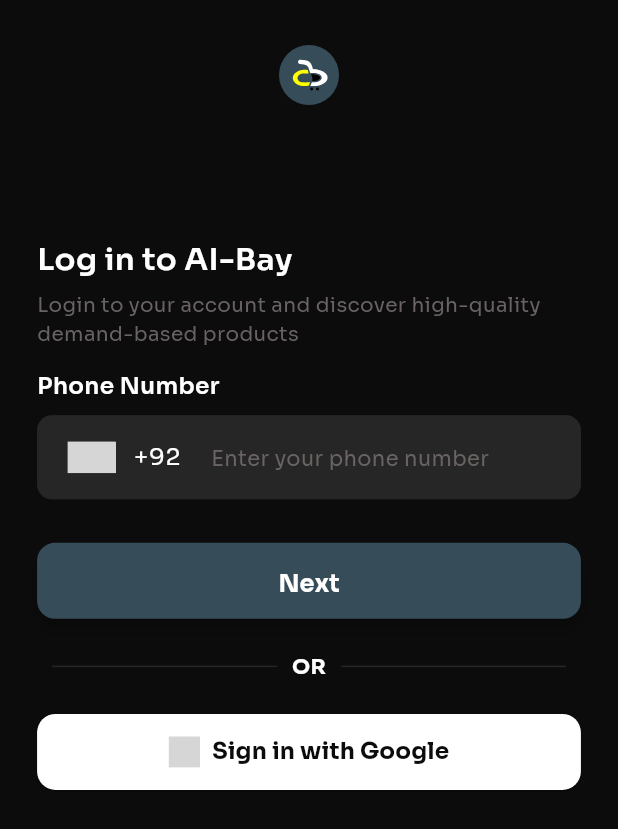
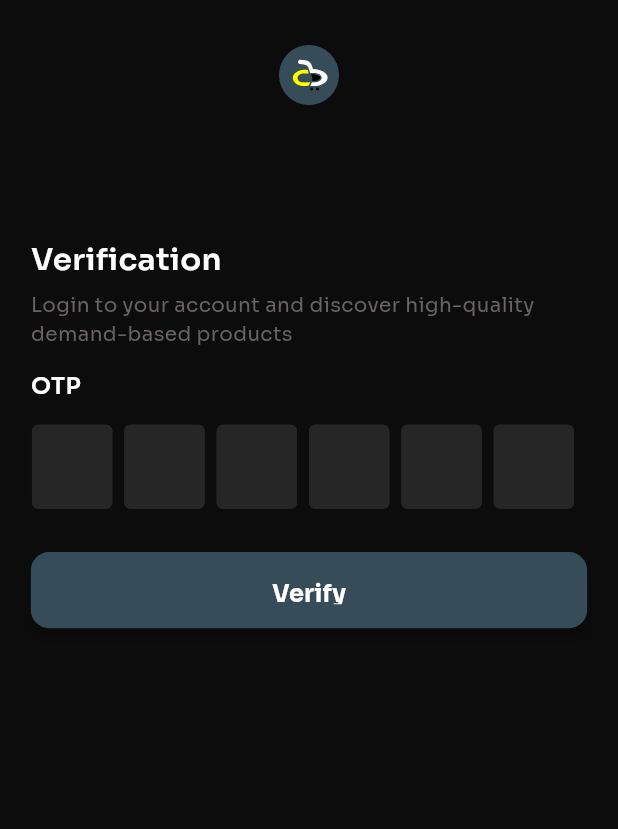
Before and after one commit to AIBay-FYP/aibay, a Flutter app: the screen it shows after launch, on a phone screen of 412 x 824 dp. Shown: the top 829 px of the screen. Run offline on Flutter 3.47's test engine with Material 3 defaults, Android fonts, the phone set to English and light mode, and no system bars; drawn by our look-alikes of flutter_otp_text_field, intl_phone_number_input; our stand-ins replace dio, firebase_auth, firebase_core, flutter_dotenv, flutter_riverpod, flutter_svg; accounts and stored records are empty; grey boxes are pictures that could not be loaded.

Commit message:
Phone Auth, Login Screen and architecture

```diff
--- a/lib/main.dart
+++ b/lib/main.dart
@@ -1,10 +1,10 @@
+import 'package:aibay/screens/otp.dart';
 import 'package:firebase_core/firebase_core.dart';
 import 'package:flutter/material.dart';
 import 'package:flutter_riverpod/flutter_riverpod.dart';
 import 'firebase_options.dart';
 import 'package:aibay/providers/theme_provider.dart';
 import 'package:aibay/screens/login.dart';
-import 'package:flutter_dotenv/flutter_dotenv.dart';
 
 
 void main() async {
@@ -25,7 +25,7 @@
     return MaterialApp(
       debugShowCheckedModeBanner: false,
       theme: theme,
-      home: LoginScreen(),
+      home: OTPScreen(),
     );
   }
 }
--- /dev/null
+++ b/lib/providers/phoneNumber.dart
@@ -0,0 +1,3 @@
+import 'package:flutter_riverpod/flutter_riverpod.dart';
+
+final phoneNumberProvider = StateProvider<String>((ref) => "");
--- a/lib/screens/home.dart
+++ b/lib/screens/home.dart
@@ -1,4 +1,3 @@
-import 'package:aibay/providers/theme_provider.dart';
 import 'package:flutter/material.dart';
 import 'package:flutter_riverpod/flutter_riverpod.dart';
 
--- /dev/null
+++ b/lib/screens/otp.dart
@@ -0,0 +1,150 @@
+import 'package:aibay/providers/auth.dart';
+import 'package:aibay/screens/home.dart';
+import 'package:aibay/theme/app_colors.dart';
+import 'package:aibay/widgets/blue_button.dart';
+import 'package:flutter/material.dart';
+import 'package:flutter_otp_text_field/flutter_otp_text_field.dart';
+import 'package:flutter_riverpod/flutter_riverpod.dart';
+import 'package:flutter_svg/svg.dart';
+// Ensure you're using go_router for navigation
+
+class OTPScreen extends ConsumerWidget {
+  const OTPScreen({super.key});
+
+  @override
+  Widget build(BuildContext context, WidgetRef ref) {
+    final theme = Theme.of(context);
+    final colorScheme = theme.colorScheme;
+    final authState = ref.watch(authControllerProvider);
+
+    // Controller to capture OTP input
+    final TextEditingController otpController = TextEditingController();
+
+    return Scaffold(
+      appBar: AppBar(
+        toolbarHeight: 100,
+        backgroundColor: colorScheme.surface,
+        centerTitle: true,
+        title: SvgPicture.asset(
+          'lib/assets/logos/bg_logo.svg',
+          height: 40,
+        ),
+      ),
+      body: SafeArea(
+        child: LayoutBuilder(
+          builder: (context, constraints) {
+            double screenWidth = constraints.maxWidth;
+            double screenHeight = constraints.maxHeight;
+
+            double paddingHorizontal = screenWidth * 0.05;
+            double paddingVertical = screenHeight * 0.08;
+            double buttonHeight = screenHeight * 0.07;
+            double fontSize = screenWidth * 0.05;
+
+            return Padding(
+              padding: EdgeInsets.symmetric(
+                horizontal: paddingHorizontal,
+                vertical: paddingVertical,
+              ),
+              child: Column(
+                crossAxisAlignment: CrossAxisAlignment.start,
+                mainAxisAlignment: MainAxisAlignment.start,
+                children: [
+                  Text(
+                    "Verification",
+                    style: TextStyle(
+                      fontWeight: FontWeight.w600,
+                      fontFamily: 'Sora',
+                      fontSize: fontSize,
+                      color: Theme.of(context).brightness == Brightness.light
+                          ? AppTheme.primaryTextColorLight
+                          : AppTheme.primaryTextColorDark,
+                    ),
+                  ),
+                  SizedBox(height: screenHeight * 0.01),
+                  Text(
+                    "Login to your account and discover high-quality demand-based products",
+                    style: TextStyle(
+                      fontWeight: FontWeight.w400,
+                      fontFamily: 'Sora',
+                      fontSize: fontSize * 0.65,
+                      color: AppTheme.secondaryTextColorDark,
+                    ),
+                  ),
+                  SizedBox(height: screenHeight * 0.02),
+                  Text(
+                    "OTP",
+                    style: TextStyle(
+                      fontWeight: FontWeight.w600,
+                      fontFamily: 'Sora',
+                      fontSize: fontSize * 0.75,
+                      color: Theme.of(context).brightness == Brightness.light
+                          ? AppTheme.primaryTextColorLight
+                          : AppTheme.primaryTextColorDark,
+                    ),
+                  ),
+
+                  SizedBox(height: screenHeight * 0.02),
+                  OtpTextField(
+                    showCursor: false,
+                    borderWidth: 2,
+                    numberOfFields: 6,
+                    fieldWidth: screenWidth * 0.13,
+                    filled: true,
+                    fillColor: colorScheme.onSecondary,
+                    showFieldAsBox: true,
+                    borderColor: colorScheme.onSecondary,
+                    enabledBorderColor: colorScheme.onSecondary,
+                    focusedBorderColor: colorScheme.primary,
+
+                    onSubmit: (String verificationCode) {
+                      otpController.text = verificationCode; // Store OTP
+                    },
+                  ),
+
+                  SizedBox(height: screenHeight * 0.04),
+
+                  SizedBox(
+                    width: double.infinity,
+                    height: buttonHeight,
+                    child: CustomBlueButton(
+                      text: "Verify",
+                      onPressed: () async {
+                        final authController =
+                            ref.read(authControllerProvider.notifier);
+                        final otp = otpController.text.trim();
+
+                        if (otp.isEmpty || otp.length < 5) {
+                          ScaffoldMessenger.of(context).showSnackBar(
+                            const SnackBar(
+                                content: Text("Please enter a valid OTP")),
+                          );
+                          return;
+                        }
+
+                        bool token = await authController.signInWithOtp(otp);
+
+                        if (token) {
+
+                          Navigator.push(context, MaterialPageRoute(builder: (context) =>
+                            HomeScreen()
+                          )); // Navigate to home screen on success
+                        } else {
+                          ScaffoldMessenger.of(context).showSnackBar(
+                            const SnackBar(
+                                content: Text("OTP Verification failed")),
+                          );
+                        }
+                      },
+                    ),
+                  ),
+                ],
+              ),
+            );
+          },
+        ),
+      ),
+      backgroundColor: colorScheme.surface,
+    );
+  }
+}
--- a/lib/widgets/blue_button.dart
+++ b/lib/widgets/blue_button.dart
@@ -11,7 +11,7 @@
   final double height;
 
   const CustomBlueButton({
-    Key? key,
+    super.key,
     required this.text,
     required this.onPressed, // Default text color is white
     this.padding = const EdgeInsets.symmetric(vertical: 16.0, horizontal: 24.0), // Default padding
@@ -19,7 +19,7 @@
     this.fontSize = 16.0, // Default font size
     this.elevation = 4.0, // Default elevation for shadow
     this.height = 50.0, // Default button height
-  }) : super(key: key);
+  });
 
   @override
   Widget build(BuildContext context) {
--- a/lib/widgets/phone_field.dart
+++ b/lib/widgets/phone_field.dart
@@ -1,4 +1,5 @@
 import 'package:aibay/providers/country_code.dart';
+import 'package:aibay/providers/phoneNumber.dart';
 import 'package:flutter/material.dart';
 import 'package:flutter_riverpod/flutter_riverpod.dart';
 import 'package:intl_phone_number_input/intl_phone_number_input.dart';
@@ -9,6 +10,7 @@
   @override
   Widget build(BuildContext context, WidgetRef ref) {
     String countryCode = ref.watch(countryCodeProvider);
+    final phoneNumber = ref.watch(phoneNumberProvider);
     final theme = Theme.of(context);
     final colorScheme = theme.colorScheme;
     final textTheme = theme.textTheme;
@@ -19,7 +21,7 @@
       padding: EdgeInsets.only(top: screenHeight*0.01),
       child: InternationalPhoneNumberInput(
           onInputChanged: (PhoneNumber number) {
-            print(countryCode); // Just printing the number
+            ref.read(phoneNumberProvider.notifier).state = number.phoneNumber ?? "";
           },
           selectorConfig: SelectorConfig(
             selectorType: PhoneInputSelectorType.DIALOG,
```
Also changed, not shown: lib/constants.dart (+9 -0 lines), lib/providers/auth.dart (added, +87 -0 lines), lib/screens/login.dart (+22 -2 lines), lib/services/auth.dart (added, +42 -0 lines), pubspec.yaml (+6 -4 lines), pubspec.lock, 2 other files.
